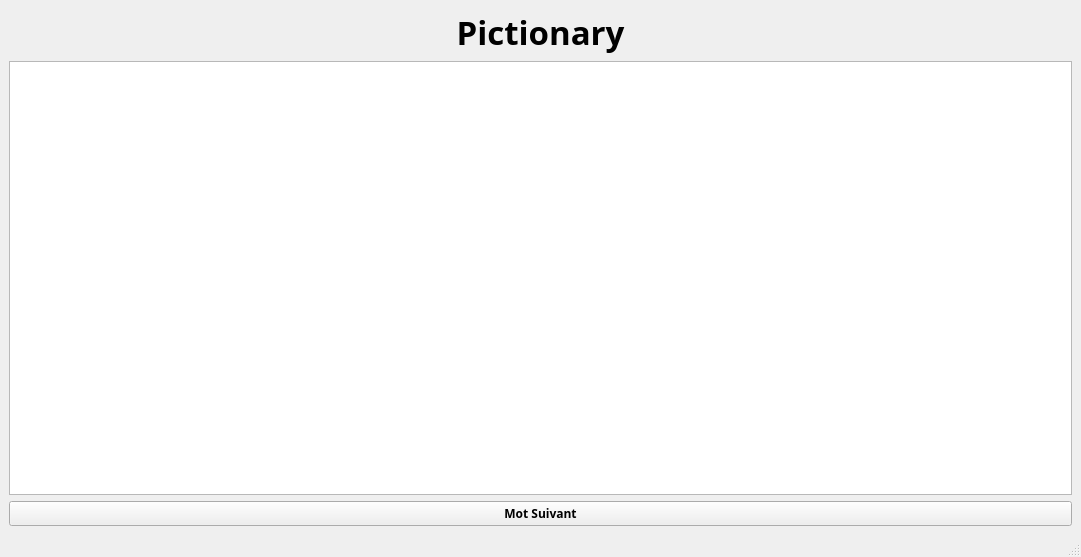
This is mainwindow.ui in NT-me/pyPictionnary as Qt 5 draws it before an edit. The edited form follows.
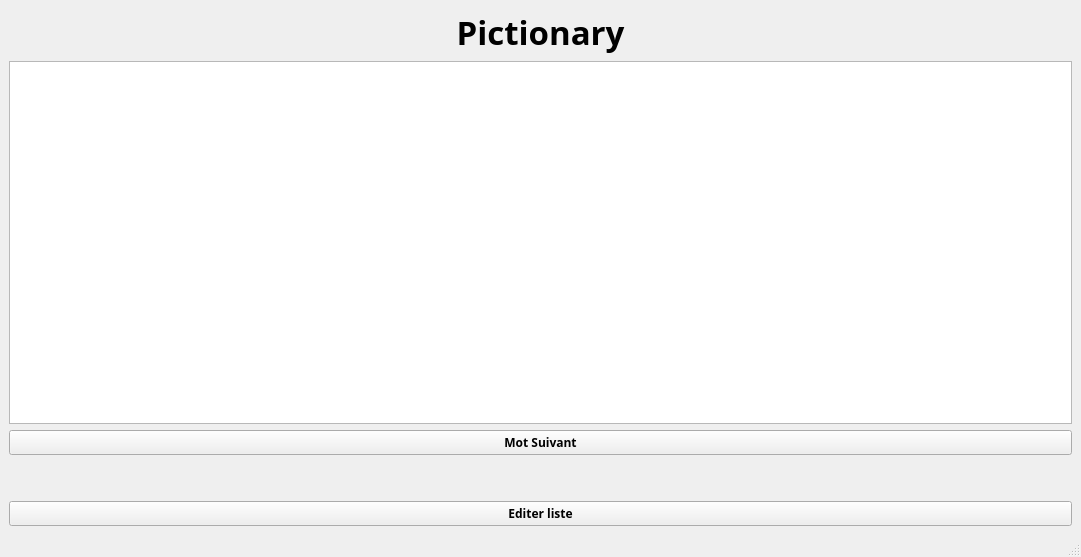
This is the edited form.

Commit message: add modif list with mouspad

What changed in the file:
```diff
--- a/mainwindow.ui
+++ b/mainwindow.ui
@@ -10,6 +10,11 @@
     <height>557</height>
    </rect>
   </property>
+  <property name="font">
+   <font>
+    <family>Abyssinica SIL</family>
+   </font>
+  </property>
   <property name="windowTitle">
    <string>MainWindow</string>
   </property>
@@ -41,6 +46,7 @@
       <property name="font">
        <font>
         <family>Abyssinica SIL</family>
+        <pointsize>50</pointsize>
        </font>
       </property>
      </widget>
@@ -59,6 +65,46 @@
       </property>
      </widget>
     </item>
+    <item>
+     <spacer name="horizontalSpacer">
+      <property name="orientation">
+       <enum>Qt::Horizontal</enum>
+      </property>
+      <property name="sizeHint" stdset="0">
+       <size>
+        <width>40</width>
+        <height>20</height>
+       </size>
+      </property>
+     </spacer>
+    </item>
+    <item>
+     <spacer name="horizontalSpacer_2">
+      <property name="orientation">
+       <enum>Qt::Horizontal</enum>
+      </property>
+      <property name="sizeHint" stdset="0">
+       <size>
+        <width>40</width>
+        <height>20</height>
+       </size>
+      </property>
+     </spacer>
+    </item>
+    <item>
+     <widget class="QPushButton" name="edit_List">
+      <property name="font">
+       <font>
+        <family>Abyssinica SIL</family>
+        <weight>75</weight>
+        <bold>true</bold>
+       </font>
+      </property>
+      <property name="text">
+       <string>Editer liste</string>
+      </property>
+     </widget>
+    </item>
    </layout>
   </widget>
   <widget class="QStatusBar" name="statusbar"/>
```
Left out of the diff: 5 changed lines with no effect on the pictures. The commit also changes 2 other files.
